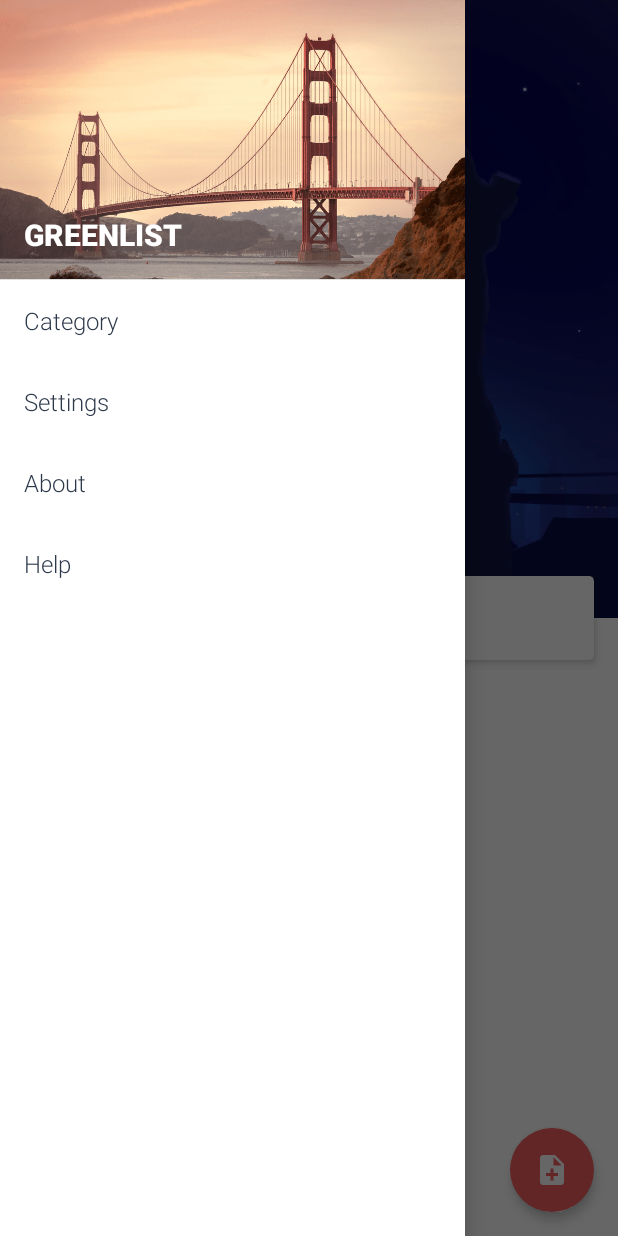
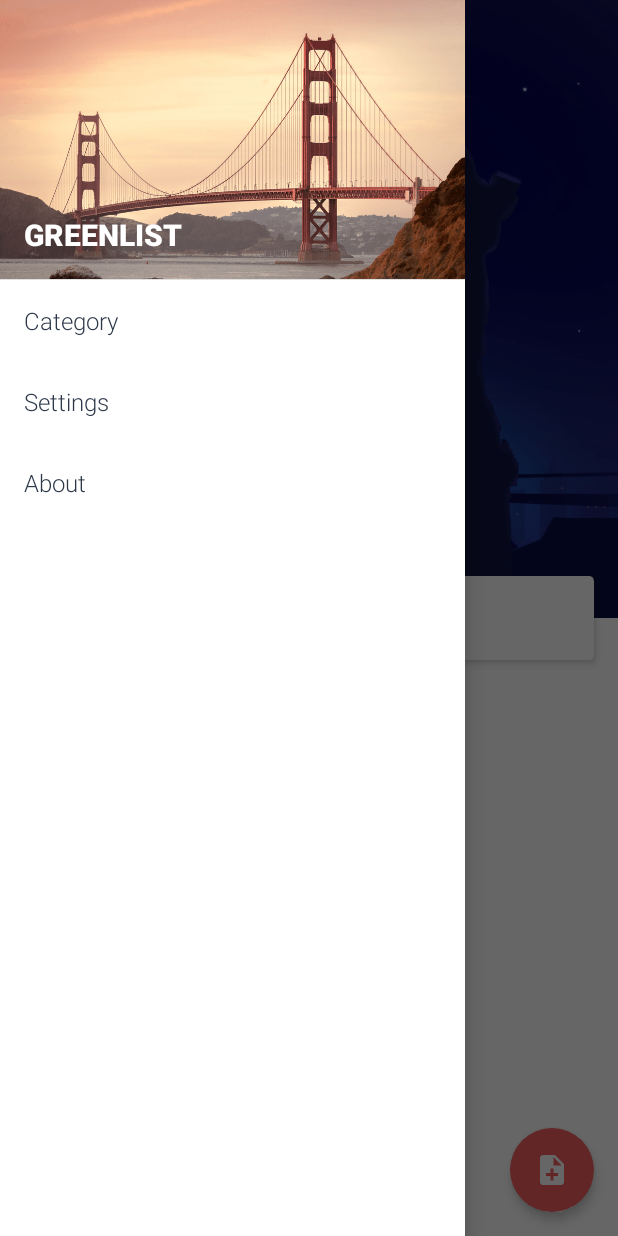
Before and after one commit to srreema/green-list, an Android app: the screen it shows after launch (MainActivity), with the side drawer open, on a phone screen of 412 x 824 dp. Run offline under Robolectric (Android 15) with nearby library versions, the phone set to English and light mode, and no system bars; libraries missing offline, so code that uses them is left out: com.facebook.stetho, com.uphyca.stetho_realm, io.realm; 12 statements that could not run were skipped.

```diff
--- a/app/src/main/res/layout/layout_drawer.xml
+++ b/app/src/main/res/layout/layout_drawer.xml
@@ -92,21 +92,6 @@
                 android:textColor="@color/app_dark_100"
                 android:textSize="16sp" />
 
-            <TextView
-                android:id="@+id/btn_help_rate_app"
-                android:layout_width="match_parent"
-                android:layout_height="wrap_content"
-                android:layout_below="@+id/tv_profile_name"
-                android:layout_marginLeft="0dp"
-                android:layout_marginRight="0dp"
-                android:background="?selectableItemBackground"
-                android:clickable="true"
-                android:fontFamily="@string/font_family_light"
-                android:padding="16dp"
-                android:text="Help"
-                android:textColor="@color/app_dark_100"
-                android:textSize="16sp" />
-
         </LinearLayout>
     </ScrollView>
 </RelativeLayout>
```
